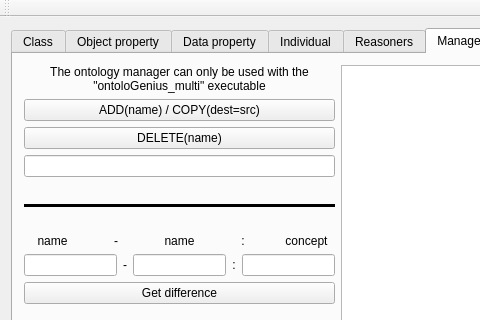
First picture: the form in ui/ontologui.ui, repository sarthou/ontologenius, before the edit; both pictures show x 0 to 480 and y 0 to 320 of the 571 by 585 pixel window.
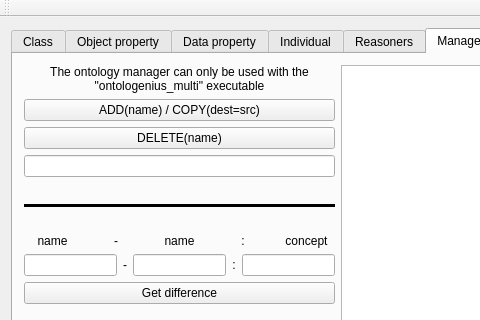
Second picture: the form after the edit. The open tabs and pages were chosen to show the change. Icons and pictures are not drawn. Custom widgets are drawn as their Qt base class.

Commit message: [REFACT] ontoloGenius to ontologenius

Diff of the .ui file:
```diff
--- a/ui/ontologui.ui
+++ b/ui/ontologui.ui
@@ -1080,7 +1080,7 @@
              </sizepolicy>
             </property>
             <property name="text">
-             <string>The ontology manager can only be used with the "ontoloGenius_multi" executable</string>
+             <string>The ontology manager can only be used with the "ontologenius_multi" executable</string>
             </property>
             <property name="wordWrap">
              <bool>true</bool>
```
The commit also changes 59 other files.
